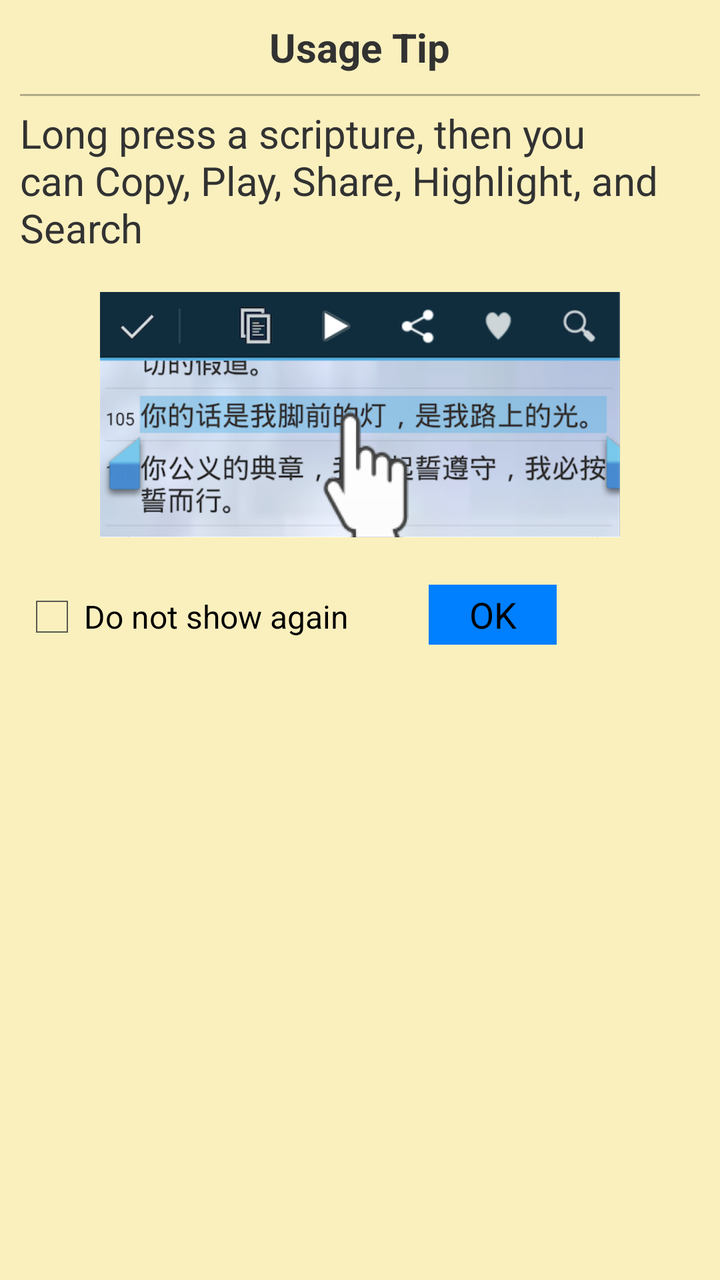
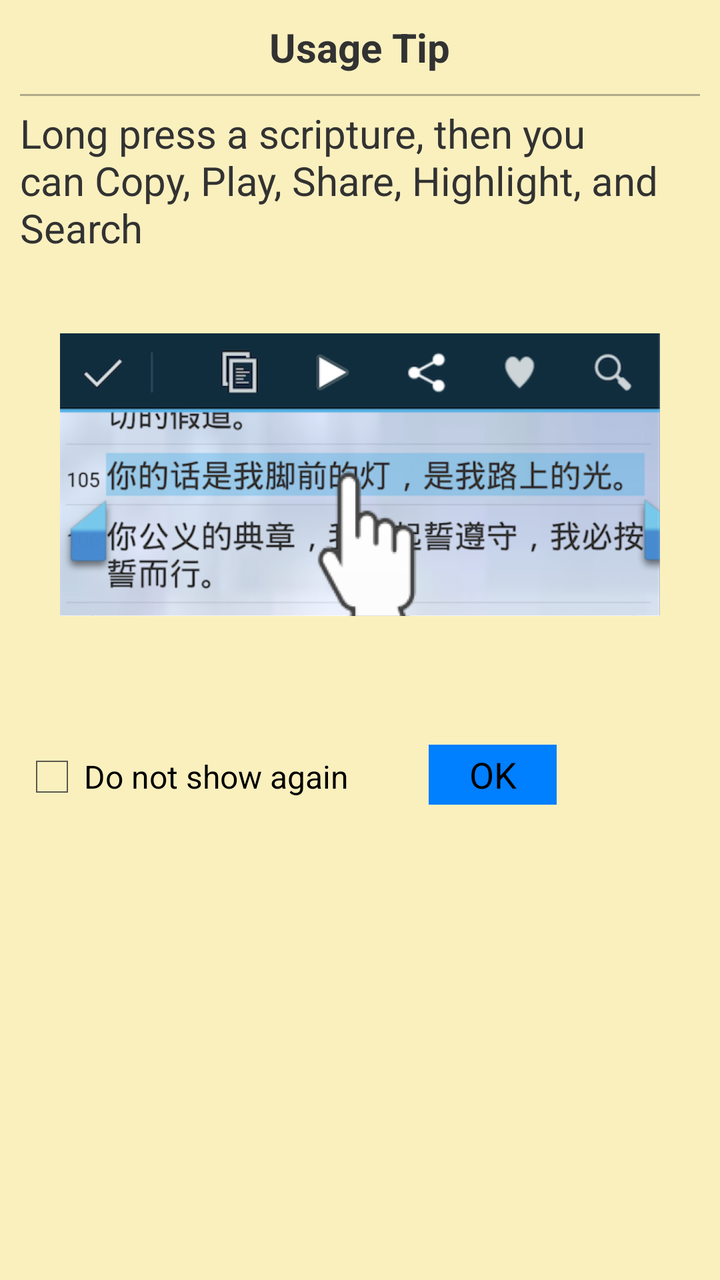

Compare the two renders of this Android layout. The source of the first and the diff that turns it into the second are given below.
<!-- AndroidManifest.xml: application theme AppTheme -->
<!-- res/layout/tip_popup.xml -->
<?xml version="1.0" encoding="utf-8"?>
<LinearLayout xmlns:android="http://schemas.android.com/apk/res/android"
    android:id="@+id/popup"
    android:layout_width="match_parent"
    android:layout_height="match_parent"
    android:background="#FAF0BE"
    android:padding="10sp"
    android:orientation="vertical" >
    
    <TextView
        android:layout_width="wrap_content"
        android:layout_height="wrap_content"
        android:layout_gravity="center_horizontal"
        android:layout_marginTop="0dip"
        android:textSize="20dp"
        android:textStyle="bold"
        android:text="@string/usagetip"
        />

    <View
        android:id="@+id/horizontal_line1"
        android:layout_width="fill_parent"
        android:layout_marginTop="10dp"
        android:layout_height="1dp"
        android:background="#50101010"/>

    <TextView
        android:layout_width="wrap_content"
        android:layout_height="wrap_content"
        android:layout_marginTop="5dip"
        android:textSize="20dp"
        android:text="@string/usagetiptext"
        />

    <ImageView
        android:id="@+id/imageView"
        android:layout_width="260dp"
        android:layout_height="140dp"
        android:layout_marginTop="10dp"
        android:src="@drawable/cab_usage"
        android:layout_gravity="center_horizontal" />
    
    <LinearLayout
    	android:layout_width="match_parent"
    	android:layout_height="match_parent"
    	android:layout_marginTop="15dip"
    	android:orientation="horizontal" >

    <CheckBox
        android:id="@+id/checkBox"
        android:layout_width="wrap_content"
        android:layout_height="wrap_content"        
        android:text="@string/donotshow"
        />

    <Button
        android:id="@+id/btn_close_popup"
        android:layout_width="wrap_content"
		android:layout_height="wrap_content"
        android:minHeight="30dp"
        android:layout_marginLeft="40dp"
        android:background="#007FFF"
        android:text="OK"        
        />
    
	</LinearLayout>
</LinearLayout>
<!-- resources referenced by this layout -->
<resources>
  <!-- drawable cab_usage: png bitmap (drawable, 239312 bytes) -->
  <string name="donotshow">Do not show again</string>
  <string name="usagetip">Usage Tip</string>
  <string name="usagetiptext">Long press a scripture, then you can Copy, Play, Share, Highlight, and Search</string>
  <style name="AppTheme" parent="AppBaseTheme">
          
      </style>
  <style name="AppBaseTheme" parent="android:Theme.Light">
          
      </style>
</resources>

<!-- the commit's change to res/layout/tip_popup.xml (unified diff, before → after) -->
@@ -18,7 +18,7 @@
         />
 
     <View
-        android:id="@+id/horizontal_line1"
+        android:id="@+id/horizontal_line"
         android:layout_width="fill_parent"
         android:layout_marginTop="10dp"
         android:layout_height="1dp"
@@ -34,11 +34,18 @@
 
     <ImageView
         android:id="@+id/imageView"
-        android:layout_width="260dp"
-        android:layout_height="140dp"
+        android:layout_width="300dp"
+        android:layout_height="200dp"
         android:layout_marginTop="10dp"
         android:src="@drawable/cab_usage"
         android:layout_gravity="center_horizontal" />
+
+    <View
+        android:id="@+id/horizontal_space"
+        android:layout_width="fill_parent"
+        android:layout_marginTop="10dp"
+        android:layout_height="10dp"
+        android:background="#FAF0BE"/>
     
     <LinearLayout
     	android:layout_width="match_parent"
